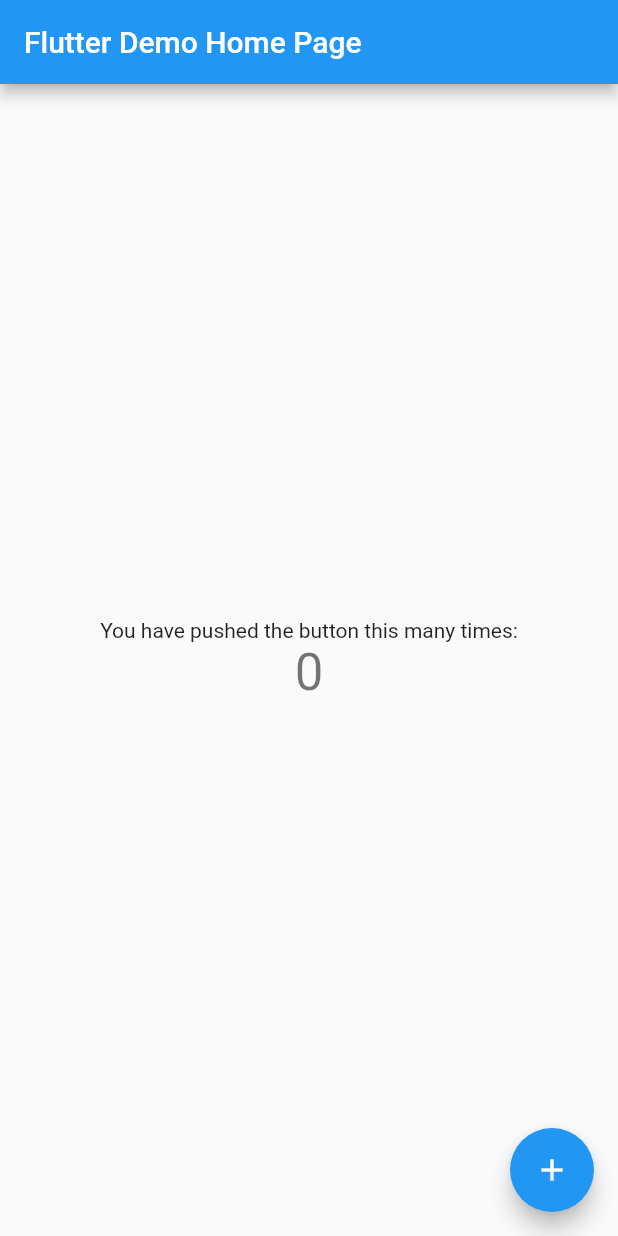
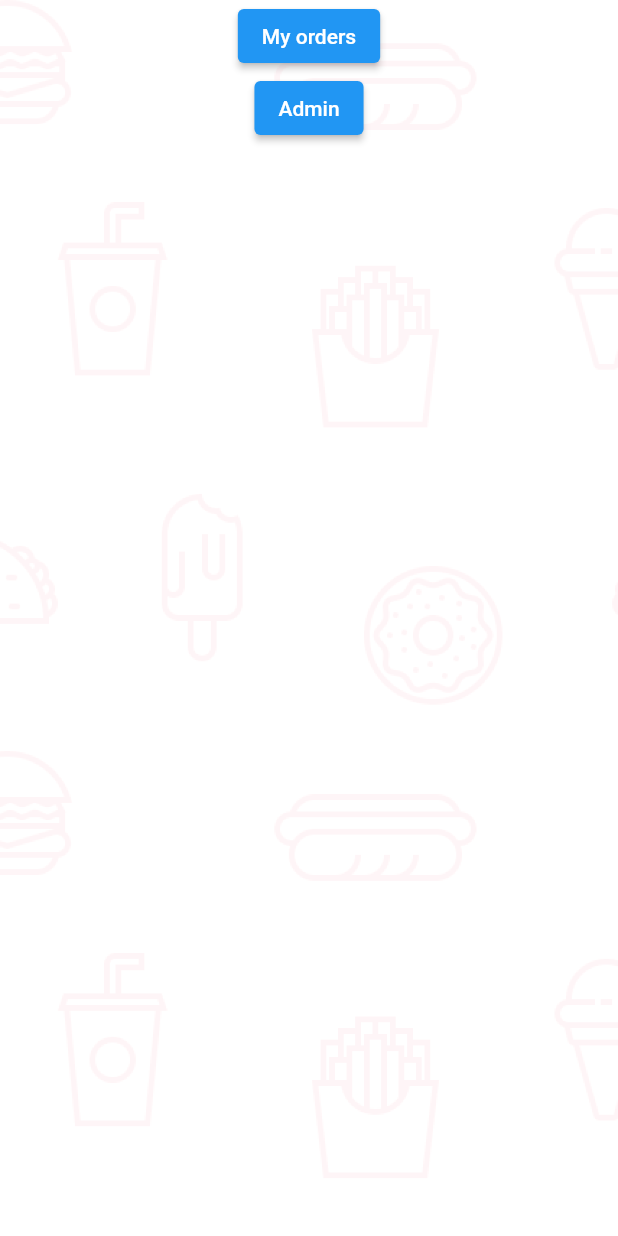
Before and after one commit to remakerich/sgmk_flutter_pizza, a Flutter app: the screen it shows after launch, on a phone screen of 412 x 824 dp. Run offline on Flutter 3.47's test engine with Material 2 defaults, Android fonts, the phone set to English and light mode, and no system bars; our stand-ins replace get_it, injectable; generated files the repository leaves out were written again.

Commit message:
added routing, pages

```diff
--- a/lib/main.dart
+++ b/lib/main.dart
@@ -1,4 +1,5 @@
 import 'package:flutter/material.dart';
+import 'package:sgmk_flutter_pizza/utils/router.dart';
 
 void main() {
   runApp(const MyApp());
@@ -9,60 +10,9 @@ class MyApp extends StatelessWidget {
 
   @override
   Widget build(BuildContext context) {
-    return MaterialApp(
+    return const MaterialApp(
       debugShowCheckedModeBanner: false,
-      title: 'Flutter Demo',
-      theme: ThemeData(
-        primarySwatch: Colors.blue,
-      ),
-      home: const MyHomePage(title: 'Flutter Demo Home Page'),
+      onGenerateRoute: AppRouter.onGenerateRoute,
     );
   }
 }
-
-class MyHomePage extends StatefulWidget {
-  const MyHomePage({Key? key, required this.title}) : super(key: key);
-
-  final String title;
-
-  @override
-  State<MyHomePage> createState() => _MyHomePageState();
-}
-
-class _MyHomePageState extends State<MyHomePage> {
-  int _counter = 0;
-
-  void _incrementCounter() {
-    setState(() {
-      _counter++;
-    });
-  }
-
-  @override
-  Widget build(BuildContext context) {
-    return Scaffold(
-      appBar: AppBar(
-        title: Text(widget.title),
-      ),
-      body: Center(
-        child: Column(
-          mainAxisAlignment: MainAxisAlignment.center,
-          children: <Widget>[
-            const Text(
-              'You have pushed the button this many times:',
-            ),
-            Text(
-              '$_counter',
-              style: Theme.of(context).textTheme.headline4,
-            ),
-          ],
-        ),
-      ),
-      floatingActionButton: FloatingActionButton(
-        onPressed: _incrementCounter,
-        tooltip: 'Increment',
-        child: const Icon(Icons.add),
-      ),
-    );
-  }
-}
--- /dev/null
+++ b/lib/pages/pizza_list_page.dart
@@ -0,0 +1,44 @@
+import 'package:flutter/material.dart';
+import 'package:sgmk_flutter_pizza/pages/admin_page.dart';
+import 'package:sgmk_flutter_pizza/pages/my_orders_page.dart';
+import 'package:sgmk_flutter_pizza/utils/ui.dart';
+
+class PizzaListPage extends StatelessWidget {
+  const PizzaListPage({Key? key}) : super(key: key);
+
+  static const String routeName = '/';
+
+  @override
+  Widget build(BuildContext context) {
+    return Scaffold(
+      body: Stack(
+        fit: StackFit.expand,
+        children: [
+          FittedBox(
+            alignment: Alignment.topCenter,
+            fit: BoxFit.cover,
+            child: Image.asset(
+              PizzaAssets.backgroundPicture,
+            ),
+          ),
+          Column(
+            children: [
+              ElevatedButton(
+                onPressed: () {
+                  Navigator.of(context).pushNamed(MyOrdersPage.routeName);
+                },
+                child: Text('My orders'),
+              ),
+              ElevatedButton(
+                onPressed: () {
+                  Navigator.of(context).pushNamed(AdminPage.routeName);
+                },
+                child: Text('Admin'),
+              ),
+            ],
+          ),
+        ],
+      ),
+    );
+  }
+}
--- /dev/null
+++ b/lib/utils/router.dart
@@ -0,0 +1,17 @@
+import 'package:flutter/material.dart';
+import 'package:sgmk_flutter_pizza/pages/admin_page.dart';
+import 'package:sgmk_flutter_pizza/pages/my_orders_page.dart';
+import 'package:sgmk_flutter_pizza/pages/pizza_list_page.dart';
+
+class AppRouter {
+  static Route onGenerateRoute(RouteSettings settings) {
+    switch (settings.name) {
+      case MyOrdersPage.routeName:
+        return MaterialPageRoute(builder: (_) => const MyOrdersPage());
+      case AdminPage.routeName:
+        return MaterialPageRoute(builder: (_) => const AdminPage());
+      default:
+        return MaterialPageRoute(builder: (_) => const PizzaListPage());
+    }
+  }
+}
--- /dev/null
+++ b/lib/utils/ui.dart
@@ -0,0 +1,3 @@
+class PizzaAssets {
+  static const backgroundPicture = 'assets/background_picture.png';
+}
```
Also changed, not shown: lib/injection/injection.dart (added, +11 -0 lines), lib/pages/admin_page.dart (added, +26 -0 lines), lib/pages/my_orders_page.dart (added, +26 -0 lines), pubspec.yaml (+11 -0 lines), assets/background_picture.png (added), pubspec.lock, 1 other file.
